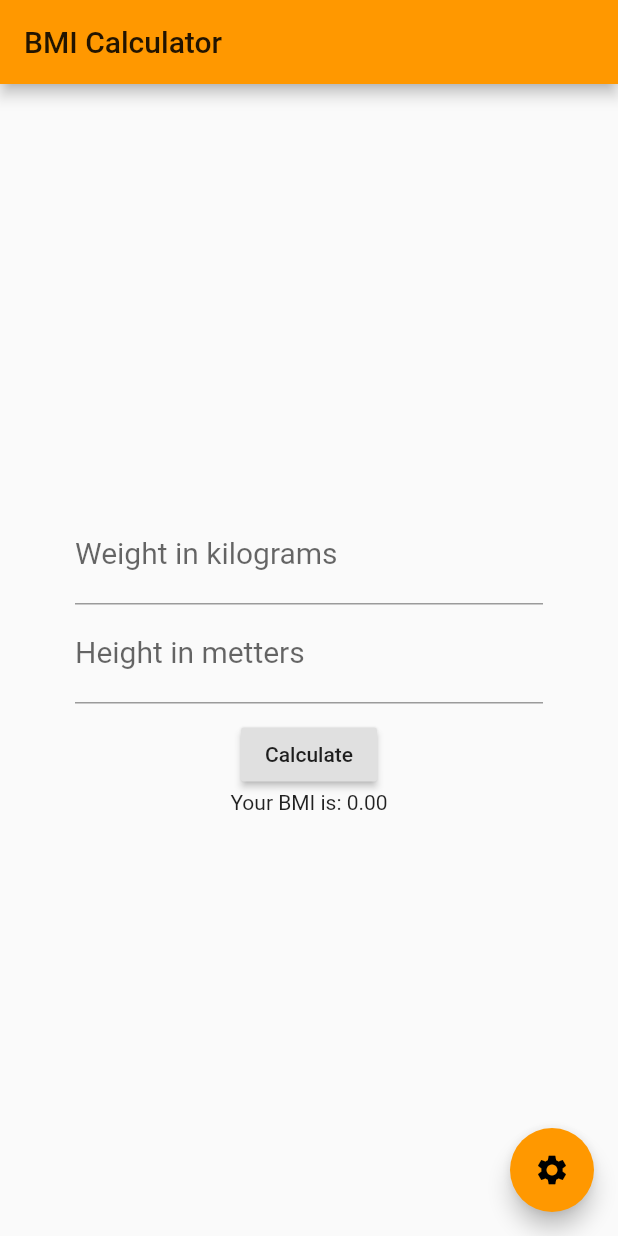
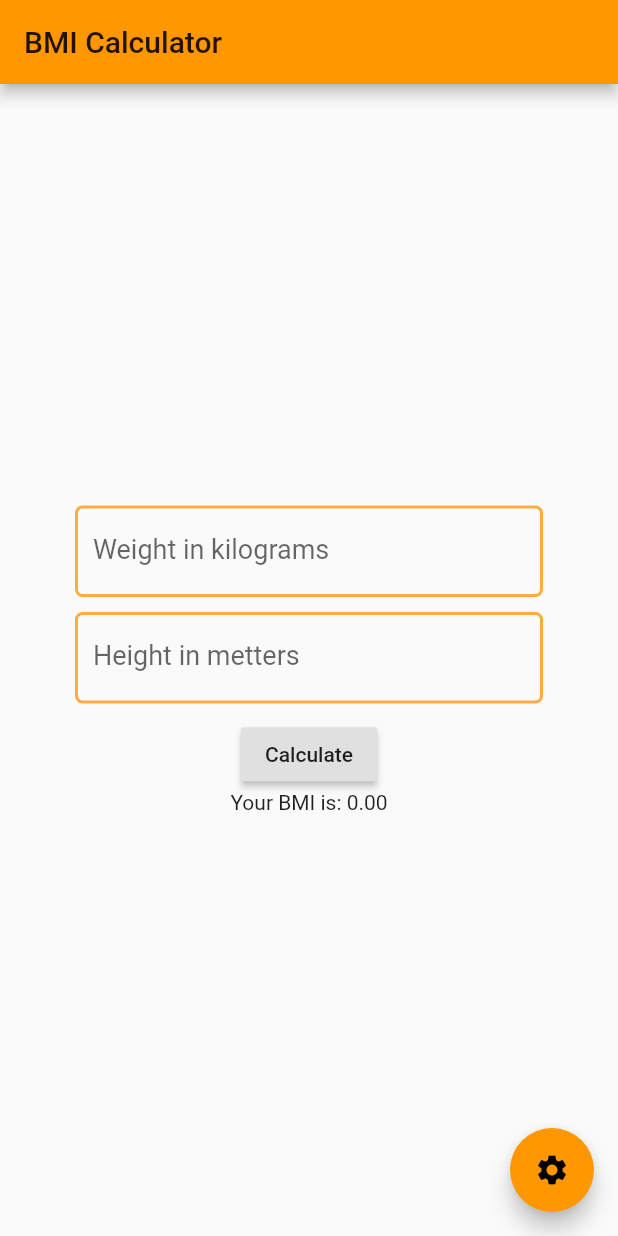
Before and after one commit to MadTiger2409/BMI-Flutter-App, a Flutter app: the screen it shows after launch, on a phone screen of 412 x 824 dp. Run offline on Flutter 3.47's test engine with Material 2 defaults, Android fonts, the phone set to English and light mode, and no system bars.

Commit message:
Little changes in UI style.

```diff
--- a/flutter_app/lib/pages/home/myHomePageState.dart
+++ b/flutter_app/lib/pages/home/myHomePageState.dart
@@ -48,19 +48,48 @@ class MyHomePageState extends State<MyHomePage> {
             TextField(
               controller: weightController,
               style: TextStyle(
-                fontSize: 20.0,
+                fontSize: 18.0,
               ),
-              decoration: InputDecoration(labelText: 'Weight in kilograms'),
+              decoration: InputDecoration(
+                labelText: 'Weight in kilograms',
+                hintText: 'e.g.: 80',
+                focusedBorder: OutlineInputBorder(
+                  borderSide:
+                      BorderSide(color: Colors.deepOrangeAccent, width: 2.0),
+                  borderRadius: BorderRadius.all(Radius.circular(5.0)),
+                ),
+                enabledBorder: OutlineInputBorder(
+                  borderSide:
+                      BorderSide(color: Colors.orangeAccent, width: 2.0),
+                  borderRadius: BorderRadius.all(Radius.circular(5.0)),
+                ),
+              ),
               autocorrect: false,
               keyboardType: TextInputType.number,
             ),
-            TextField(
-              controller: heightController,
-              style: TextStyle(
-                fontSize: 20.0,
+            Container(
+              margin: EdgeInsets.only(top: 10.0),
+              child: TextField(
+                controller: heightController,
+                style: TextStyle(
+                  fontSize: 18.0,
+                ),
+                decoration: InputDecoration(
+                  labelText: 'Height in metters',
+                  hintText: 'e.g.: 1.68',
+                  focusedBorder: OutlineInputBorder(
+                    borderSide:
+                        BorderSide(color: Colors.deepOrangeAccent, width: 2.0),
+                    borderRadius: BorderRadius.all(Radius.circular(5.0)),
+                  ),
+                  enabledBorder: OutlineInputBorder(
+                    borderSide:
+                        BorderSide(color: Colors.orangeAccent, width: 2.0),
+                    borderRadius: BorderRadius.all(Radius.circular(5.0)),
+                  ),
+                ),
+                keyboardType: TextInputType.number,
               ),
-              decoration: InputDecoration(labelText: 'Height in metters'),
-              keyboardType: TextInputType.number,
             ),
             Container(
               margin: EdgeInsets.only(top: 10.0),
```
